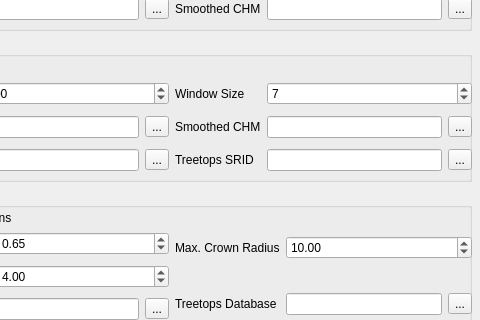
First picture: the form in src/apps/treetops.ui, repository rskelly/treetops, before the edit; both pictures show x 139 to 619 and y 89 to 409 of the 619 by 595 pixel window.
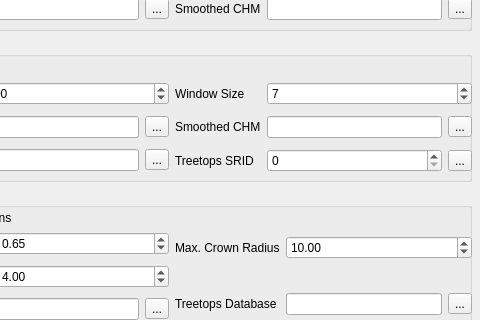
Second picture: the form after the edit.

Commit message: Trying to resolve UI bugs on ubuntu. No luck.

What changed in the file:
```diff
--- a/src/apps/treetops.ui
+++ b/src/apps/treetops.ui
@@ -2,6 +2,9 @@
 <ui version="4.0">
  <class>TreetopsForm</class>
  <widget class="QWidget" name="TreetopsForm">
+  <property name="enabled">
+   <bool>true</bool>
+  </property>
   <property name="geometry">
    <rect>
     <x>0</x>
@@ -286,7 +289,14 @@
            </widget>
           </item>
           <item row="2" column="1">
-           <widget class="QLineEdit" name="txtTopsTreetopsSRID"/>
+           <widget class="QSpinBox" name="spnTopsTreetopsSRID">
+            <property name="focusPolicy">
+             <enum>Qt::WheelFocus</enum>
+            </property>
+            <property name="maximum">
+             <number>999999</number>
+            </property>
+           </widget>
           </item>
          </layout>
         </item>
```
Left out of the diff: 56 changed lines with no effect on the pictures. The commit also changes 7 other files.
